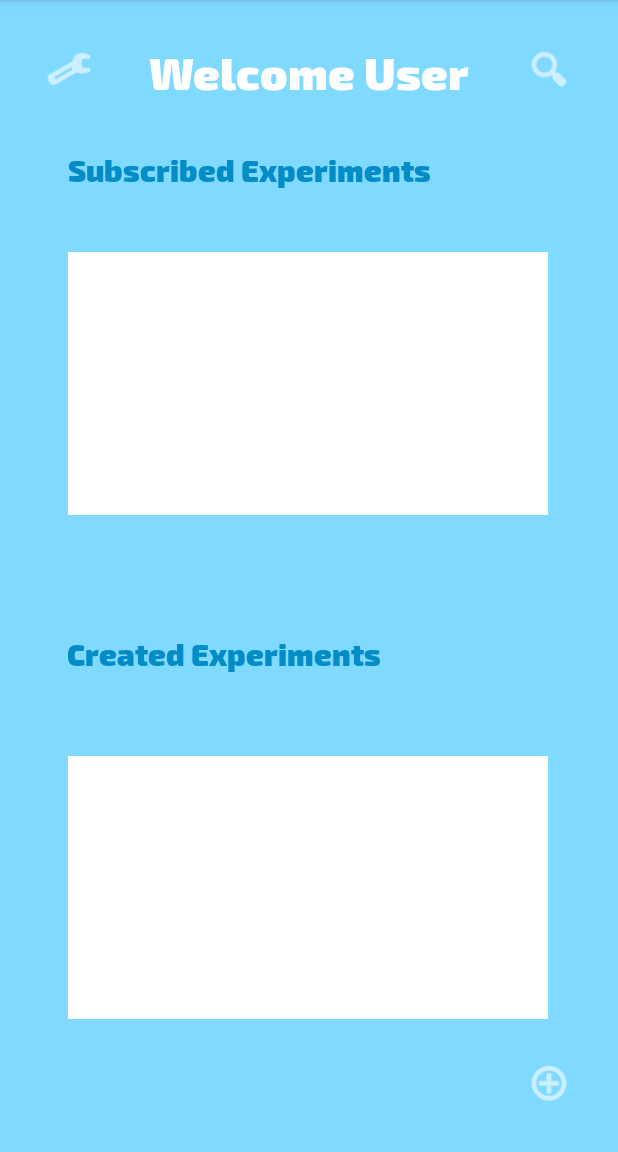
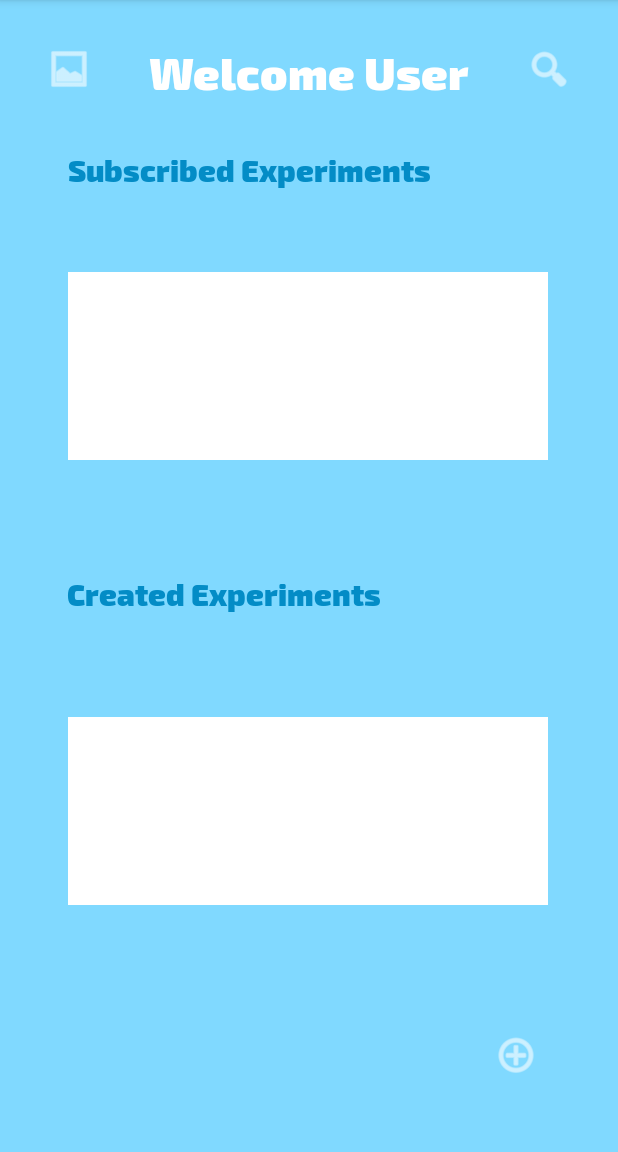
Before and after one commit to CMPUT301W21T19/Nidoqueue, an Android app: the SignInActivity screen opened directly, with no data from a screen before it, on a phone screen of 412 x 824 dp, the part 84-1236 px from its top. Run offline under Robolectric (Android 15) with nearby library versions, the phone set to English and light mode, and no system bars; our stand-ins replace Firebase (no records; nobody signed in at launch, a user with empty details on screens opened directly).

Commit message:
Updated Colin Branch

```diff
--- a/app/src/main/java/com/example/nidoqueue/activity/SignInActivity.java
+++ b/app/src/main/java/com/example/nidoqueue/activity/SignInActivity.java
@@ -1,6 +1,7 @@
 package com.example.nidoqueue.activity;
 
 import android.os.Bundle;
+import android.provider.Settings;
 import android.util.Log;
 import android.view.View;
 import android.widget.ImageButton;
@@ -30,26 +31,45 @@ import org.json.JSONObject;
 import java.util.ArrayList;
 
 public class SignInActivity extends AbstractActivity implements ExperimentCreateFragment.OnFragmentInteractionListener {
-    ImageButton add, options, search;
+    ImageButton addExp, profile, search;
     RecyclerView created, subscribed;
     User user;
-    String android_id;
 
     ArrayList<Experiment> createdExps;
     ArrayList<String> createdExpsName;
-
     ExpListAdapter adapter;
 
-    boolean doubleBackToExitPressedOnce = false;
     static RequestManager requestManager = RequestManager.getInstance();
     static ContextManager contextManager = ContextManager.getInstance();
     static UserControl userControl = UserControl.getInstance();
     static Database database = Database.getInstance();
 
-    private View.OnClickListener Options = new View.OnClickListener() {
+    @Override
+    protected void onCreate(Bundle savedInstanceState) {
+        super.onCreate(savedInstanceState);
+        setContentView(R.layout.welcome_user);
+        contextManager.setContext(this);
+        user = userControl.getUser();
+
+        createdExps = new ArrayList<>();
+        createdExpsName = new ArrayList<>();
+
+        addExp = findViewById(R.id.create_exp_button);
+        profile = findViewById(R.id.profile_button);
+        search = findViewById(R.id.search_button1);
+
+        profile.setOnClickListener(Profile);
+        search.setOnClickListener(Search);
+        addExp.setOnClickListener(AddExp);
+
+        //requestManager.populateList();
+        //populateList();
+    }
+
+    private View.OnClickListener Profile = new View.OnClickListener() {
         @Override
         public void onClick(View v) {
-            requestManager.signInOptions();
+            requestManager.profile();
         }
     };
 
@@ -59,36 +79,43 @@ public class SignInActivity extends AbstractActivity implements ExperimentCreate
             requestManager.search();
         }
     };
+    private View.OnClickListener AddExp = new View.OnClickListener() {
+        @Override
+        public void onClick(View v) {
+            requestManager.addExp();
+        }
+    };
+
     @Override
     public void onOkPressed(Experiment exp, String type) {
-        requestManager.addExperiment(exp, type);
+        //Adapter.add(newUser);
+        //requestManager.addExperiment(exp, type);
+        requestManager.addExp();
+    }
 
+    public void populateList(){
+        //populateList_Firebase();
+        createdExpsName = new ArrayList<>();
+        for (Experiment exps : createdExps) {
+            createdExpsName.add(exps.getName());
+            Log.d("Name", exps.getName());
+        }
+        adapter = new ExpListAdapter(createdExpsName);
+        created = findViewById(R.id.created_exps_list);
+        created.setLayoutManager(new LinearLayoutManager(this));
+        created.setAdapter(adapter);
+        subscribed = findViewById(R.id.sub_exps_list);
+        subscribed.setLayoutManager(new LinearLayoutManager(this));
+        subscribed.setAdapter(adapter);
     }
-    @Override
-    protected void onCreate(Bundle savedInstanceState) {
-        super.onCreate(savedInstanceState);
-        setContentView(R.layout.welcome_user);
-        contextManager.setContext(this);
-        user = userControl.getUser();
-        android_id = database.getAndroid_id();
 
-        createdExps = new ArrayList<>();
-        createdExpsName = new ArrayList<>();
-
-        add = findViewById(R.id.create_exp_button);
-        options = findViewById(R.id.options_button);
-        search = findViewById(R.id.search_button1);
-
-        add.setOnClickListener(v -> {
-            new ExperimentCreateFragment(null, null, null, null, null, null, database).show(getSupportFragmentManager(), "Create Exp");
-        });
-        options.setOnClickListener(Options);
-        search.setOnClickListener(Search);
-
-        requestManager.setUserDB();
+    public FirebaseFirestore getDB() {
+        return database.getDb();
+    }
 
 
-
+    /**
+    public void populateList_Firebase(){
         database.getDb().collection("users")
                 .document(android_id)
                 .get()
@@ -128,36 +155,13 @@ public class SignInActivity extends AbstractActivity implements ExperimentCreate
                                     createdExps.add(experiment);
                                     i++;
                                 }
-
-                                createdExpsName = new ArrayList<>();
-                                for (Experiment exps : createdExps) {
-                                    createdExpsName.add(exps.getName());
-                                    Log.d("Name", exps.getName());
-                                }
-
-                                adapter = new ExpListAdapter(createdExpsName);
-
-                                created = findViewById(R.id.created_exps_list);
-                                created.setLayoutManager(new LinearLayoutManager(this));
-                                created.setAdapter(adapter);
-
-                                subscribed = findViewById(R.id.sub_exps_list);
-                                subscribed.setLayoutManager(new LinearLayoutManager(this));
-                                subscribed.setAdapter(adapter);
-
-//                                DividerItemDecoration dividerItemDecoration =
-//                                        new DividerItemDecoration(created.getContext(),new LinearLayoutManager(this).getOrientation());
-//                                created.addItemDecoration(dividerItemDecoration);
-
                             } catch (JSONException e) {
                                 e.printStackTrace();
                             }
-                            //createdExps = document.toObject(ExpDocument.class).experiments;
                         }
                     }
                 });
+
     }
-    public FirebaseFirestore getDB() {
-        return database.getDb();
-    }
+     */
 }
--- a/app/src/main/java/com/example/nidoqueue/model/Database.java
+++ b/app/src/main/java/com/example/nidoqueue/model/Database.java
@@ -3,6 +3,7 @@ package com.example.nidoqueue.model;
 import android.app.Application;
 import android.provider.Settings;
 import android.util.Log;
+import android.widget.Toast;
 
 import com.example.nidoqueue.controller.ContextManager;
 import com.example.nidoqueue.controller.ExperimentManager;
@@ -18,7 +19,6 @@ import com.google.firebase.firestore.FirebaseFirestore;
  * Issues:      No issues currently.
  */
 public class Database {
-
     FirebaseFirestore db;
     String android_id;
     User user;
@@ -28,10 +28,6 @@ public class Database {
 
     private Database() {
         db = FirebaseFirestore.getInstance();
-//        android_id = Settings.Secure.getString(contextManager.getActivity().getApplicationContext().getContentResolver(),
-//                Settings.Secure.ANDROID_ID);
-
-//        updateUser();
     }
     public static Database getInstance() {
         return database;
--- a/app/src/main/java/com/example/nidoqueue/model/UserProfileContent.java
+++ b/app/src/main/java/com/example/nidoqueue/model/UserProfileContent.java
@@ -14,13 +14,9 @@ import com.example.nidoqueue.R;
 
 import java.util.ArrayList;
 
-/**
- * This method of setting up the custom list was used from the CMPUT301 labs with credit going to the TA's.
- */
 public class UserProfileContent extends ArrayAdapter<User> {
     private ArrayList<User> profiles;
     private Context context;
-
     private User user;
 
     public UserProfileContent(Context context, ArrayList<User> profiles) {
@@ -35,8 +31,6 @@ public class UserProfileContent extends ArrayAdapter<User> {
             view = LayoutInflater.from(context).inflate(R.layout.user_profile_display, parent, false);
         }
         //User user = profiles.get(position);
-
-
         return view;
     }
 
--- a/app/src/main/res/layout/welcome_user.xml
+++ b/app/src/main/res/layout/welcome_user.xml
@@ -25,7 +25,7 @@
         app:layout_constraintHorizontal_bias="0.169"
         app:layout_constraintStart_toStartOf="parent"
         app:layout_constraintTop_toBottomOf="@+id/welcome_user_title"
-        app:layout_constraintVertical_bias="0.529" />
+        app:layout_constraintVertical_bias="0.466" />
 
     <TextView
         android:id="@+id/subscribed_exp_label"
@@ -49,7 +49,7 @@
     <androidx.recyclerview.widget.RecyclerView
         android:id="@+id/created_exps_list"
         android:layout_width="320dp"
-        android:layout_height="175dp"
+        android:layout_height="125dp"
         android:layout_marginStart="16dp"
         android:layout_marginTop="16dp"
         android:layout_marginEnd="16dp"
@@ -63,7 +63,7 @@
         app:layout_constraintHorizontal_bias="0.491"
         app:layout_constraintStart_toStartOf="parent"
         app:layout_constraintTop_toTopOf="parent"
-        app:layout_constraintVertical_bias="0.87" />
+        app:layout_constraintVertical_bias="0.757" />
 
     <ImageButton
         android:id="@+id/search_button1"
@@ -101,7 +101,7 @@
         app:layout_constraintVertical_bias="0.04" />
 
     <ImageButton
-        android:id="@+id/options_button"
+        android:id="@+id/profile_button"
         android:layout_width="60dp"
         android:layout_height="60dp"
         android:layout_marginStart="16dp"
@@ -109,22 +109,22 @@
         android:layout_marginEnd="16dp"
         android:layout_marginBottom="16dp"
         android:background="#80D9FF"
-        android:contentDescription="@string/options_button"
+        android:clickable="true"
+        android:contentDescription="@string/profile_button"
+        android:focusable="true"
         android:tint="#FFFFFF"
-        android:clickable="true"
-        android:focusable="true"
         app:layout_constraintBottom_toBottomOf="parent"
         app:layout_constraintEnd_toEndOf="parent"
         app:layout_constraintHorizontal_bias="0.0"
         app:layout_constraintStart_toStartOf="parent"
         app:layout_constraintTop_toTopOf="parent"
         app:layout_constraintVertical_bias="0.0"
-        app:srcCompat="@android:drawable/ic_menu_manage" />
+        app:srcCompat="@android:drawable/ic_menu_gallery" />
 
     <androidx.recyclerview.widget.RecyclerView
         android:id="@+id/sub_exps_list"
         android:layout_width="320dp"
-        android:layout_height="175dp"
+        android:layout_height="125dp"
         android:layout_marginStart="16dp"
         android:layout_marginLeft="16dp"
         android:layout_marginTop="16dp"
@@ -146,6 +146,8 @@
         android:id="@+id/create_exp_button"
         android:layout_width="60dp"
         android:layout_height="60dp"
+        android:layout_marginStart="16dp"
+        android:layout_marginTop="16dp"
         android:layout_marginEnd="16dp"
         android:layout_marginBottom="16dp"
         android:background="#80D9FF"
@@ -153,6 +155,10 @@
         android:tint="#FFFFFF"
         app:layout_constraintBottom_toBottomOf="parent"
         app:layout_constraintEnd_toEndOf="parent"
+        app:layout_constraintHorizontal_bias="0.931"
+        app:layout_constraintStart_toStartOf="parent"
+        app:layout_constraintTop_toBottomOf="@+id/created_exps_list"
+        app:layout_constraintVertical_bias="0.746"
         app:srcCompat="@android:drawable/ic_menu_add" />
 
 </androidx.constraintlayout.widget.ConstraintLayout>
--- a/app/src/main/res/values/strings.xml
+++ b/app/src/main/res/values/strings.xml
@@ -58,4 +58,5 @@
     <string name="email_display">Email</string>
     <string name="phone_display">Phone Number</string>
     <string name="username_display">Username</string>
+    <string name="profile_button">profile button</string>
 </resources>
```
Also changed, not shown: app/src/main/java/com/example/nidoqueue/activity/AbstractActivity.java (+5 -6 lines), app/src/main/java/com/example/nidoqueue/activity/MainActivity.java (+4 -18 lines), app/src/main/java/com/example/nidoqueue/activity/UserProfileActivity.java (+20 -30 lines), app/src/main/java/com/example/nidoqueue/activity/WelcomeActivity.java (+22 -48 lines), app/src/main/java/com/example/nidoqueue/controller/ContextManager.java (+10 -17 lines), app/src/main/java/com/example/nidoqueue/controller/ExperimentManager.java (+8 -6 lines), app/src/main/java/com/example/nidoqueue/controller/GeneralManager.java (added, +36 -0 lines), app/src/main/java/com/example/nidoqueue/controller/RequestManager.java (+43 -46 lines), app/src/main/java/com/example/nidoqueue/controller/UserControl.java (+12 -52 lines), app/src/main/java/com/example/nidoqueue/model/User.java (+22 -98 lines), app/src/main/res/layout/search_trials.xml (+6 -6 lines).
